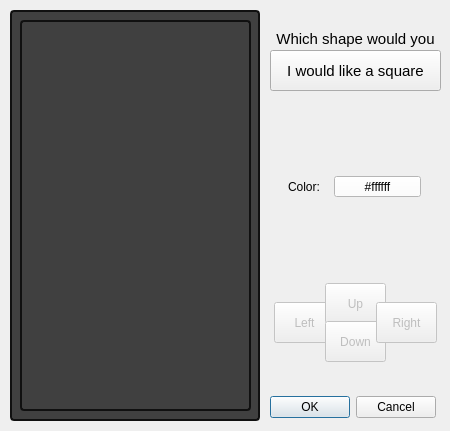
Qt form Tower_of_Lights_Editor_V3/shapeeffectdialog.ui (ThereIsNoEscape/cs383project) before a commit.
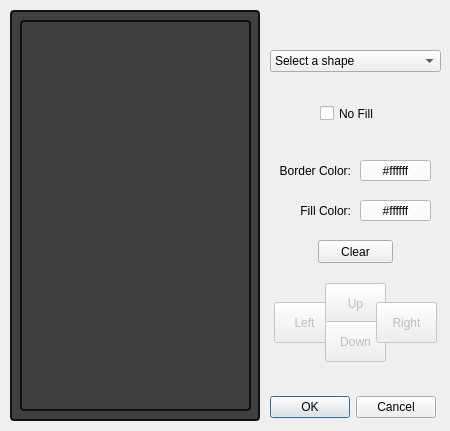
The same form after that commit.

The edit to the form file:
```diff
--- a/Tower_of_Lights_Editor_V3/shapeeffectdialog.ui
+++ b/Tower_of_Lights_Editor_V3/shapeeffectdialog.ui
@@ -18,8 +18,8 @@
   </property>
   <property name="maximumSize">
    <size>
-    <width>460</width>
-    <height>440</height>
+    <width>450</width>
+    <height>431</height>
    </size>
   </property>
   <property name="windowTitle">
@@ -147,67 +147,111 @@
     <string>Right</string>
    </property>
   </widget>
-  <widget class="QLabel" name="label">
+  <widget class="QCheckBox" name="noFill">
    <property name="geometry">
     <rect>
-     <x>270</x>
-     <y>30</y>
-     <width>171</width>
-     <height>81</height>
+     <x>320</x>
+     <y>105</y>
+     <width>70</width>
+     <height>17</height>
     </rect>
    </property>
-   <property name="font">
-    <font>
-     <pointsize>11</pointsize>
-    </font>
-   </property>
    <property name="text">
-    <string>Which shape would you like?</string>
+    <string>No Fill</string>
    </property>
-   <property name="alignment">
-    <set>Qt::AlignHCenter|Qt::AlignTop</set>
+  </widget>
+  <widget class="QPushButton" name="pushButton_color_2">
+   <property name="geometry">
+    <rect>
+     <x>360</x>
+     <y>160</y>
+     <width>71</width>
+     <height>21</height>
+    </rect>
    </property>
-   <property name="wordWrap">
-    <bool>true</bool>
+   <property name="styleSheet">
+    <string notr="true">background-color: #ffffff</string>
    </property>
+   <property name="text">
+    <string>#ffffff</string>
+   </property>
   </widget>
-  <widget class="QPushButton" name="pushButton_test">
+  <widget class="QComboBox" name="comboBox">
    <property name="geometry">
     <rect>
      <x>270</x>
      <y>50</y>
      <width>171</width>
-     <height>41</height>
+     <height>22</height>
     </rect>
    </property>
-   <property name="font">
-    <font>
-     <pointsize>11</pointsize>
-    </font>
-   </property>
-   <property name="text">
-    <string>I would like a square</string>
-   </property>
-  </widget>
-  <widget class="QLabel" name="label_2">
-   <property name="geometry">
-    <rect>
-     <x>288</x>
-     <y>176</y>
-     <width>59</width>
-     <height>21</height>
-    </rect>
-   </property>
-   <property name="text">
-    <string>Color:</string>
-   </property>
+   <item>
+    <property name="text">
+     <string>Select a shape</string>
+    </property>
+   </item>
+   <item>
+    <property name="text">
+     <string>Circle</string>
+    </property>
+   </item>
+   <item>
+    <property name="text">
+     <string>Square</string>
+    </property>
+   </item>
+   <item>
+    <property name="text">
+     <string>Vertical Rectangle</string>
+    </property>
+   </item>
+   <item>
+    <property name="text">
+     <string>Horizontal Rectangle</string>
+    </property>
+   </item>
+   <item>
+    <property name="text">
+     <string>L-Shape</string>
+    </property>
+   </item>
+   <item>
+    <property name="text">
+     <string>Mirrored L-Shape</string>
+    </property>
+   </item>
+   <item>
+    <property name="text">
+     <string>S-Shape</string>
+    </property>
+   </item>
+   <item>
+    <property name="text">
+     <string>Z-Shape</string>
+    </property>
+   </item>
+   <item>
+    <property name="text">
+     <string>T-Shape</string>
+    </property>
+   </item>
+   <item>
+    <property name="text">
+     <string>Box</string>
+    </property>
+   </item>
+   <item>
+    <property name="text">
+     <string>Line</string>
+    </property>
+   </item>
   </widget>
   <widget class="QPushButton" name="pushButton_color">
    <property name="geometry">
     <rect>
-     <x>334</x>
-     <y>176</y>
-     <width>87</width>
+     <x>360</x>
+     <y>200</y>
+     <width>71</width>
      <height>21</height>
     </rect>
    </property>
@@ -218,6 +262,51 @@
     <string>#ffffff</string>
    </property>
   </widget>
+  <widget class="QLabel" name="label_3">
+   <property name="geometry">
+    <rect>
+     <x>260</x>
+     <y>160</y>
+     <width>91</width>
+     <height>21</height>
+    </rect>
+   </property>
+   <property name="text">
+    <string>Border Color:</string>
+   </property>
+   <property name="alignment">
+    <set>Qt::AlignRight|Qt::AlignTrailing|Qt::AlignVCenter</set>
+   </property>
+  </widget>
+  <widget class="QLabel" name="label_2">
+   <property name="geometry">
+    <rect>
+     <x>260</x>
+     <y>200</y>
+     <width>91</width>
+     <height>21</height>
+    </rect>
+   </property>
+   <property name="text">
+    <string>Fill Color:</string>
+   </property>
+   <property name="alignment">
+    <set>Qt::AlignRight|Qt::AlignTrailing|Qt::AlignVCenter</set>
+   </property>
+  </widget>
+  <widget class="QPushButton" name="pushButton_clear">
+   <property name="geometry">
+    <rect>
+     <x>318</x>
+     <y>240</y>
+     <width>75</width>
+     <height>23</height>
+    </rect>
+   </property>
+   <property name="text">
+    <string>Clear</string>
+   </property>
+  </widget>
  </widget>
  <resources/>
  <connections>
```
